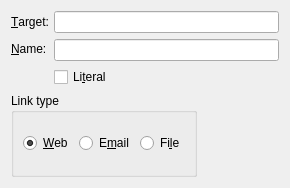
Above: src/frontends/qt/ui/HyperlinkUi.ui from cburschka/lyx before the change. Below: the same form after it.
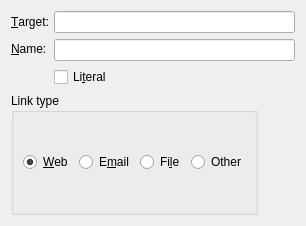
That is the form after the change.

Commit message:
Allow an 'other' type for hyperlinks. Format change.
Also, perform the URL fixing magic for DocBook and XHTML.

As it was, it was impossible to enter e.g. "tel:" type links. Now
choosing the "Other" type just outputs the URL as given.

Also, the addition of "http" or "file" was not being done for
DocBook and XHTML. Now it is.

Patch:
```diff
--- a/src/frontends/qt/ui/HyperlinkUi.ui
+++ b/src/frontends/qt/ui/HyperlinkUi.ui
@@ -6,8 +6,8 @@
    <rect>
     <x>0</x>
     <y>0</y>
-    <width>290</width>
-    <height>188</height>
+    <width>306</width>
+    <height>226</height>
    </rect>
   </property>
   <property name="windowTitle">
@@ -160,6 +160,13 @@
         </property>
        </widget>
       </item>
+      <item>
+       <widget class="QRadioButton" name="noneRB">
+        <property name="text">
+         <string>Other</string>
+        </property>
+       </widget>
+      </item>
      </layout>
     </widget>
    </item>
@@ -170,7 +177,7 @@
      </property>
      <property name="sizeHint" stdset="0">
       <size>
-       <width>112</width>
+       <width>40</width>
        <height>20</height>
       </size>
      </property>
```
The commit also changes 5 other files.
